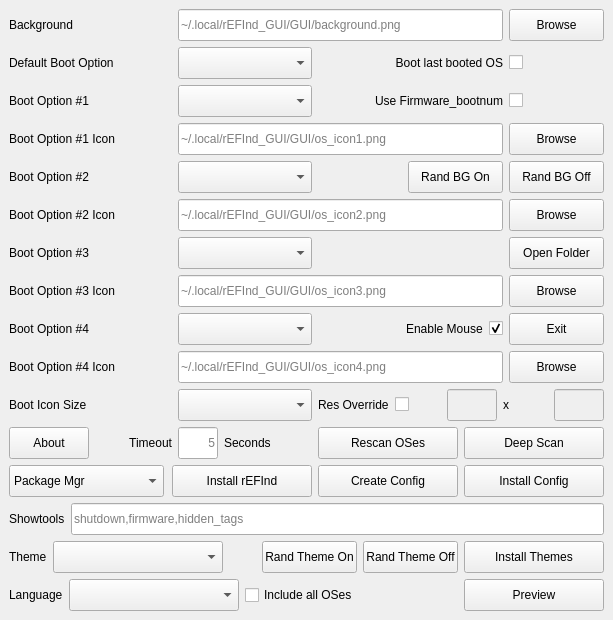
Above: GUI/src/mainwindow.ui from jlobue10/rEFInd_GUI before the change. Below: the same form after it.
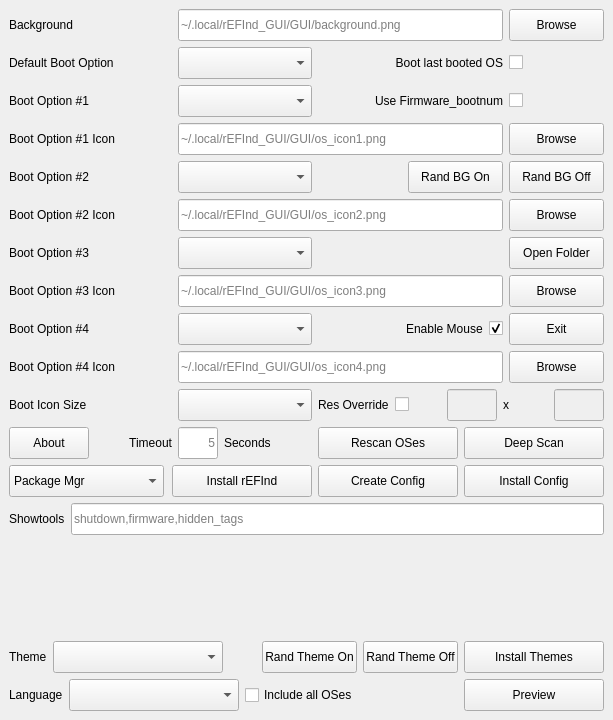
That is the form after the change. Icons and pictures are not drawn.

Commit message:
Add main-window checkboxes for the showtools list.
The line edit remains the source of truth for Create Config, so this does not touch the helper or the EFI System Partition.

What changed in the file:
```diff
--- a/GUI/src/mainwindow.ui
+++ b/GUI/src/mainwindow.ui
@@ -7,7 +7,7 @@
     <x>0</x>
     <y>0</y>
     <width>613</width>
-    <height>558</height>
+    <height>720</height>
    </rect>
   </property>
   <property name="windowTitle">
@@ -936,7 +936,9 @@
       </layout>
      </item>
      <item row="13" column="0" colspan="7">
-      <layout class="QHBoxLayout" name="showtoolsRowLayout">
+      <layout class="QVBoxLayout" name="showtoolsRowLayout">
+       <item>
+        <layout class="QHBoxLayout" name="showtoolsEditLayout">
        <item>
         <widget class="QLabel" name="Showtools_label">
          <property name="text">
@@ -970,6 +972,13 @@
          <property name="clearButtonEnabled">
           <bool>true</bool>
          </property>
+          </widget>
+         </item>
+        </layout>
+       </item>
+       <item>
+        <widget class="QWidget" name="Showtools_checksHost">
+         <layout class="QGridLayout" name="showtoolsChecksLayout"/>
         </widget>
        </item>
       </layout>
```
Left out of the diff: 4 changed lines with no effect on the pictures. Lines whose indentation alone changed are shown as unchanged. The commit also changes 27 other files.
